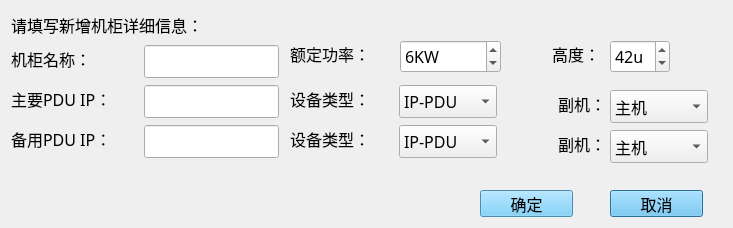
Qt form CleverManagerV3/cabinets/cab_adddlg.ui (ChinaClever/CleverManagerV3) before a commit.
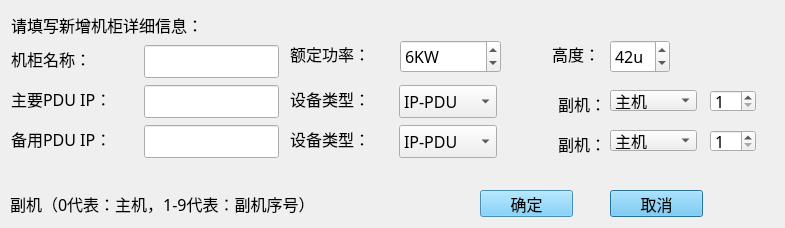
The same form after that commit.

Commit message: 更改副机增加方法

What changed in the file:
```diff
--- a/CleverManagerV3/cabinets/cab_adddlg.ui
+++ b/CleverManagerV3/cabinets/cab_adddlg.ui
@@ -6,7 +6,7 @@
    <rect>
     <x>0</x>
     <y>0</y>
-    <width>733</width>
+    <width>785</width>
     <height>228</height>
    </rect>
   </property>
@@ -24,7 +24,7 @@
     <rect>
      <x>0</x>
      <y>0</y>
-     <width>721</width>
+     <width>781</width>
      <height>176</height>
     </rect>
    </property>
@@ -314,13 +314,45 @@
      <string>额定功率：</string>
     </property>
    </widget>
+   <widget class="QSpinBox" name="spinBox_1">
+    <property name="enabled">
+     <bool>true</bool>
+    </property>
+    <property name="geometry">
+     <rect>
+      <x>710</x>
+      <y>90</y>
+      <width>46</width>
+      <height>22</height>
+     </rect>
+    </property>
+    <property name="minimum">
+     <number>1</number>
+    </property>
+   </widget>
+   <widget class="QSpinBox" name="spinBox_2">
+    <property name="enabled">
+     <bool>true</bool>
+    </property>
+    <property name="geometry">
+     <rect>
+      <x>710</x>
+      <y>130</y>
+      <width>46</width>
+      <height>22</height>
+     </rect>
+    </property>
+    <property name="minimum">
+     <number>1</number>
+    </property>
+   </widget>
    <widget class="QComboBox" name="comboBox_1">
     <property name="geometry">
      <rect>
       <x>610</x>
       <y>90</y>
-      <width>98</width>
-      <height>33</height>
+      <width>87</width>
+      <height>21</height>
      </rect>
     </property>
     <item>
@@ -354,8 +386,8 @@
      <rect>
       <x>610</x>
       <y>130</y>
-      <width>98</width>
-      <height>33</height>
+      <width>87</width>
+      <height>21</height>
      </rect>
     </property>
     <item>
@@ -441,6 +473,19 @@
     <string>确定</string>
    </property>
   </widget>
+  <widget class="QLabel" name="label_deputyDescribe">
+   <property name="geometry">
+    <rect>
+     <x>10</x>
+     <y>190</y>
+     <width>411</width>
+     <height>27</height>
+    </rect>
+   </property>
+   <property name="text">
+    <string>副机（0代表：主机，1-9代表：副机序号）</string>
+   </property>
+  </widget>
  </widget>
  <tabstops>
   <tabstop>cabEdit</tabstop>
```
Left out of the diff: 34 changed lines with no effect on the pictures. The commit also changes 8 other files.
